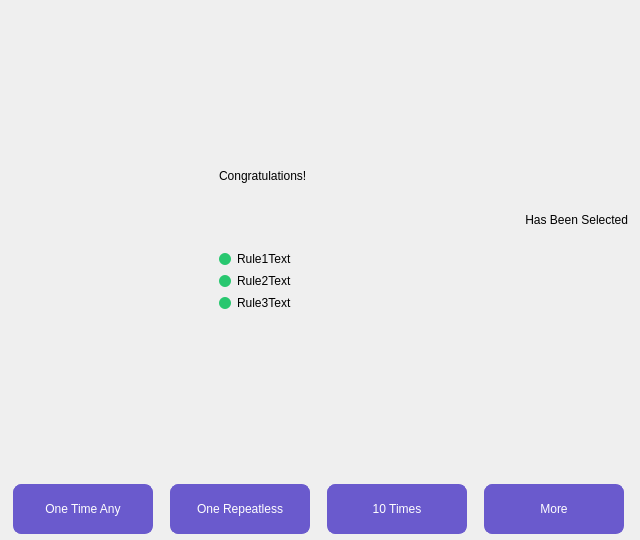
NagatoRailgun/zhuangding, file component/catchpage/catchpage.ui: the form before one commit.
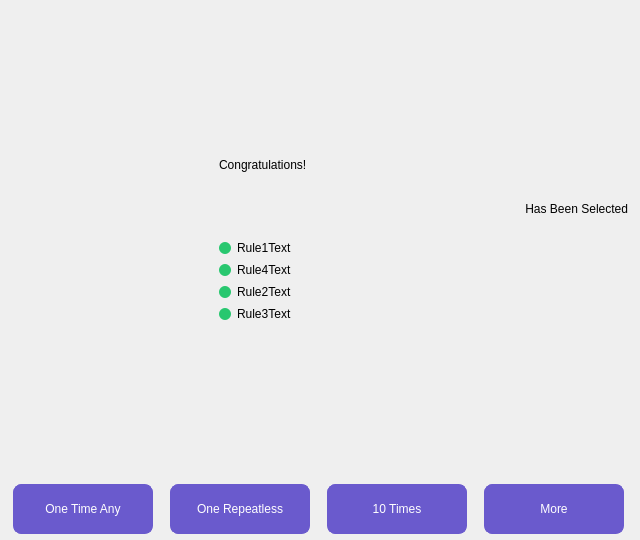
The form after the commit.

Diff of the .ui file:
```diff
--- a/component/catchpage/catchpage.ui
+++ b/component/catchpage/catchpage.ui
@@ -440,6 +440,62 @@
                  </layout>
                 </widget>
                </item>
+               <item>
+                <widget class="QWidget" name="widget_15" native="true">
+                 <layout class="QHBoxLayout" name="horizontalLayout_11">
+                  <property name="leftMargin">
+                   <number>1</number>
+                  </property>
+                  <property name="topMargin">
+                   <number>1</number>
+                  </property>
+                  <property name="rightMargin">
+                   <number>1</number>
+                  </property>
+                  <property name="bottomMargin">
+                   <number>1</number>
+                  </property>
+                  <item>
+                   <widget class="QLabel" name="label_14">
+                    <property name="minimumSize">
+                     <size>
+                      <width>12</width>
+                      <height>12</height>
+                     </size>
+                    </property>
+                    <property name="maximumSize">
+                     <size>
+                      <width>12</width>
+                      <height>12</height>
+                     </size>
+                    </property>
+                    <property name="styleSheet">
+                     <string notr="true">QLabel{
+	background-color: #28c76f;
+	border-radius:6px;
+ }</string>
+                    </property>
+                    <property name="text">
+                     <string/>
+                    </property>
+                   </widget>
+                  </item>
+                  <item>
+                   <widget class="QLabel" name="label_15">
+                    <property name="styleSheet">
+                     <string notr="true">QLabel{
+	font-size:14px;
+	font-weight: bold;
+};</string>
+                    </property>
+                    <property name="text">
+                     <string>Rule4Text</string>
+                    </property>
+                   </widget>
+                  </item>
+                 </layout>
+                </widget>
+               </item>
                <item>
                 <widget class="QWidget" name="widget_13" native="true">
                  <layout class="QHBoxLayout" name="horizontalLayout_8">
```
Left out of the diff: 106 changed lines with no effect on the pictures. Lines whose indentation alone changed are shown as unchanged.
